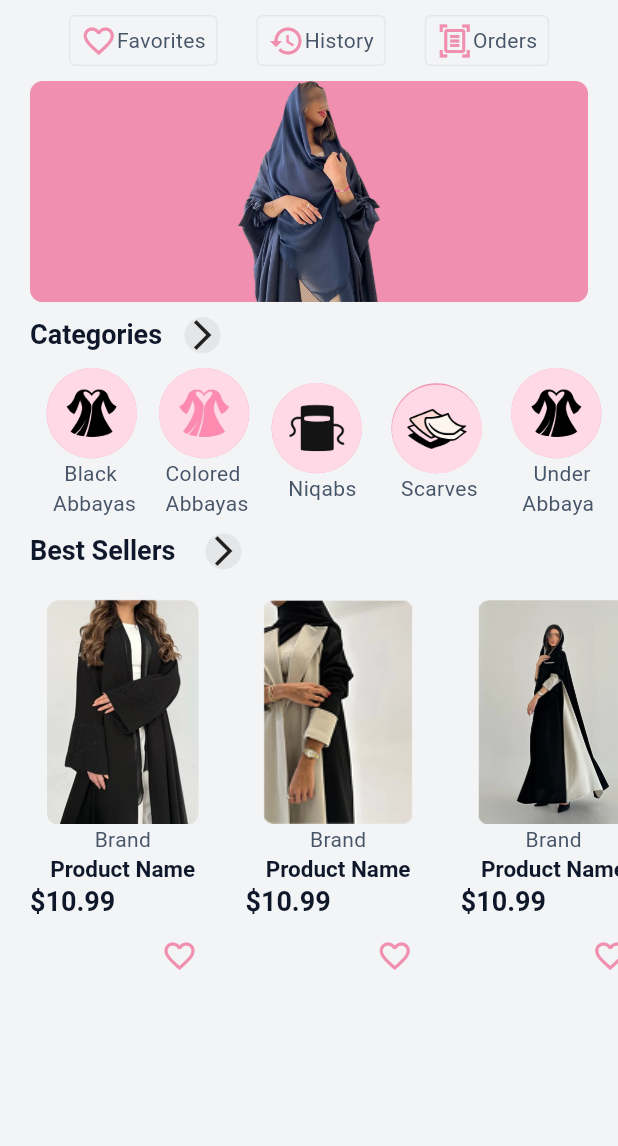
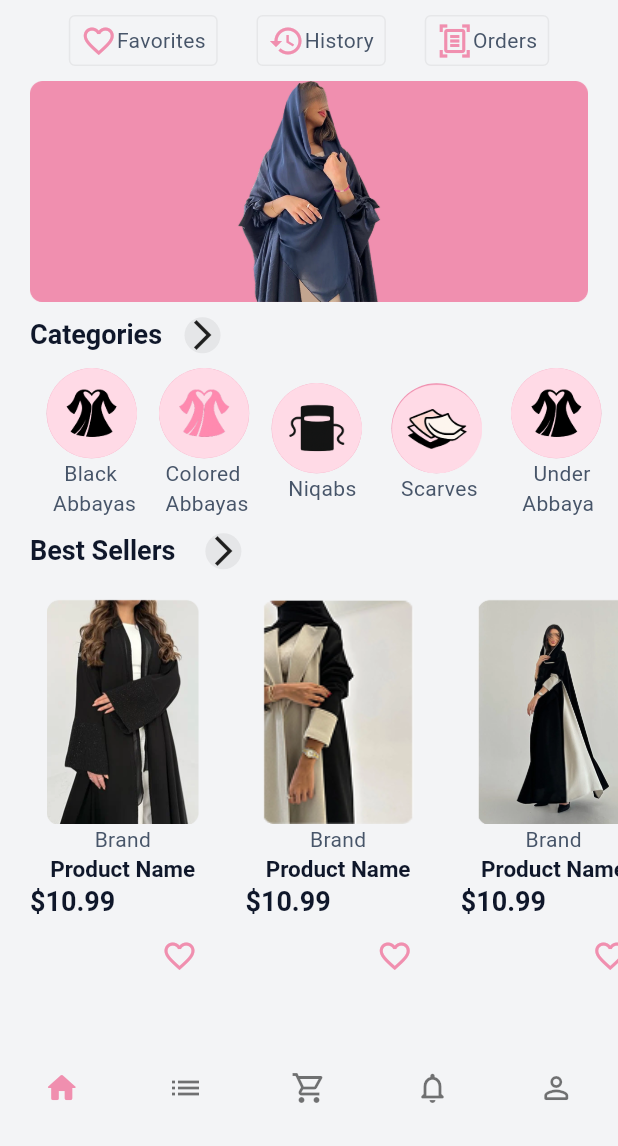
Before and after one commit to mohsinkhan117/Ebi, a Flutter app: the SignupView screen opened directly, after a tap on "Continue", on a phone screen of 412 x 824 dp, the part 90-1236 px from its top. Run offline on Flutter 3.47's test engine with Material 3 defaults, Android fonts, the light colour scheme and no system bars; our stand-ins replace cloud_firestore, firebase_auth, permission_handler; accounts and stored records are empty; Roboto replaces fonts that are missing (Poppins); project files that could hold a hidden picture were left out.

Commit message:
Added appshell

```diff
--- /dev/null
+++ b/lib/app_shell.dart
@@ -0,0 +1,88 @@
+// lib/app_shell.dart
+
+import 'package:ebi/app_shell_view_model.dart';
+import 'package:ebi/core/theme/app_colors.dart';
+import 'package:ebi/ui/views/catagories/catagories_view.dart';
+import 'package:ebi/ui/views/home/home_view.dart';
+import 'package:flutter/material.dart';
+import 'package:provider/provider.dart';
+
+class AppShell extends StatelessWidget {
+  static const String routeName = '/app-shell';
+  static Route route() {
+    return MaterialPageRoute(
+      builder: (context) => ChangeNotifierProvider(
+        create: (_) => AppShellViewModel(),
+        child: const AppShell(),
+      ),
+      settings: const RouteSettings(name: routeName),
+    );
+  }
+
+  final int initialIndex = 0;
+
+  const AppShell({super.key});
+
+  @override
+  Widget build(BuildContext context) {
+    return ChangeNotifierProvider(
+      create: (_) {
+        final model = AppShellViewModel();
+        model.setInitialIndex(initialIndex);
+        return model;
+      },
+      child: Consumer<AppShellViewModel>(
+        builder: (context, model, child) {
+          return Scaffold(
+            body: PageView(
+              controller: model.pageController,
+              physics: const NeverScrollableScrollPhysics(),
+              onPageChanged: model.onPageChanged,
+              children: [HomeView(), CatagoriesView()],
+            ),
+            bottomNavigationBar: Container(
+              decoration: BoxDecoration(
+                color: Theme.of(context).navigationBarTheme.backgroundColor,
+                // boxShadow: [
+                //   // BoxShadow(
+                //   //     // color: const Color.fromARGB(221, 49, 48, 48),
+                //   //     // offset: const Offset(0, -2),
+                //   //     // blurRadius: 2,
+                //   //     ),
+                // ],
+              ),
+              child: BottomNavigationBar(
+                currentIndex: model.currentIndex,
+                onTap: model.onNavItemTapped,
+                type: BottomNavigationBarType.fixed,
+                selectedItemColor: AppColors.primary,
+                // unselectedItemColor: AppColors.textSecondary,
+                backgroundColor: Colors.transparent,
+                elevation: 0,
+                items: const [
+                  BottomNavigationBarItem(
+                    icon: Icon(Icons.home_rounded),
+                    label: '',
+                  ),
+                  BottomNavigationBarItem(icon: Icon(Icons.list), label: ''),
+                  BottomNavigationBarItem(
+                    icon: Icon(Icons.shopping_cart_outlined),
+                    label: '',
+                  ),
+                  BottomNavigationBarItem(
+                    icon: Icon(Icons.notifications_none_rounded),
+                    label: '',
+                  ),
+                  BottomNavigationBarItem(
+                    icon: Icon(Icons.person_outline_rounded),
+                    label: '',
+                  ),
+                ],
+              ),
+            ),
+          );
+        },
+      ),
+    );
+  }
+}
--- /dev/null
+++ b/lib/app_shell_view_model.dart
@@ -0,0 +1,28 @@
+// lib/ui/views/app_shell_view_model.dart
+
+import 'package:flutter/material.dart';
+
+class AppShellViewModel extends ChangeNotifier {
+  int _currentIndex = 0;
+  final PageController pageController = PageController();
+
+  int get currentIndex => _currentIndex;
+
+  void setInitialIndex(int index) {
+    _currentIndex = index;
+    WidgetsBinding.instance.addPostFrameCallback((_) {
+      pageController.jumpToPage(index);
+    });
+  }
+
+  void onNavItemTapped(int index) {
+    _currentIndex = index;
+    pageController.jumpToPage(index);
+    notifyListeners();
+  }
+
+  void onPageChanged(int index) {
+    _currentIndex = index;
+    notifyListeners();
+  }
+}
--- a/lib/core/routes/routes_generator.dart
+++ b/lib/core/routes/routes_generator.dart
@@ -1,8 +1,8 @@
 // lib/core/routes/routes_generator.dart
 
-import 'package:ebi/ui/catagories/catagories_view.dart';
 import 'package:ebi/ui/views/auth/signin_view/signin_view.dart';
 import 'package:ebi/ui/views/auth/signup_view/signup_view.dart';
+import 'package:ebi/ui/views/catagories/catagories_view.dart';
 import 'package:flutter/material.dart';
 
 class RouterGenerator {
--- a/lib/ui/views/auth/signup_view/signup_view.dart
+++ b/lib/ui/views/auth/signup_view/signup_view.dart
@@ -1,10 +1,10 @@
+import 'package:ebi/app_shell.dart';
 import 'package:ebi/core/helper_functions/helper_function.dart';
 import 'package:ebi/core/theme/app_colors.dart';
 import 'package:ebi/core/theme/sizes.dart';
 import 'package:ebi/core/utils/device_utils.dart';
 import 'package:ebi/ui/views/auth/signin_view/signin_view.dart';
 import 'package:ebi/ui/views/auth/signup_view/signup_view_model.dart';
-import 'package:ebi/ui/views/home/home_view.dart';
 import 'package:ebi/ui/widgets/my_button.dart';
 import 'package:flutter/material.dart';
 import 'package:provider/provider.dart';
@@ -59,7 +59,7 @@ class SignupView extends StatelessWidget {
                       onTap: () {
                         Navigator.pushAndRemoveUntil(
                           context,
-                          MaterialPageRoute(builder: (context) => HomeView()),
+                          MaterialPageRoute(builder: (context) => AppShell()),
                           (route) => false,
                         );
                       },
--- a/lib/ui/catagories/catagories_view.dart
+++ b/lib/ui/views/catagories/catagories_view.dart
@@ -1,6 +1,6 @@
 import 'package:ebi/core/theme/app_colors.dart';
 import 'package:ebi/core/theme/sizes.dart';
-import 'package:ebi/ui/catagories/catagories_view_model.dart';
+import 'package:ebi/ui/views/catagories/catagories_view_model.dart';
 import 'package:ebi/ui/widgets/my_textfield.dart';
 import 'package:flutter/material.dart';
 import 'package:provider/provider.dart';
@@ -96,7 +96,6 @@ class CatagoriesView extends StatelessWidget {
                   ),
                 ),
 
-
                 Expanded(
                   child: ListView.separated(
                     separatorBuilder: (context, index) =>
--- a/lib/ui/views/home/home_view.dart
+++ b/lib/ui/views/home/home_view.dart
@@ -1,6 +1,6 @@
 import 'package:ebi/core/theme/app_colors.dart';
 import 'package:ebi/core/utils/device_utils.dart';
-import 'package:ebi/ui/catagories/catagories_view.dart';
+import 'package:ebi/ui/views/catagories/catagories_view.dart';
 import 'package:ebi/ui/views/home/home_view_model.dart';
 import 'package:ebi/ui/widgets/my_textfield.dart';
 import 'package:flutter/material.dart';
```
Also changed, not shown: lib/main.dart (+6 -2 lines), lib/splash/splash_view.dart (added, +83 -0 lines), lib/ui/views/auth/signin_view/signin_view.dart (+11 -8 lines), lib/ui/views/catagories/catagories_view_model.dart (renamed from lib/ui/catagories/catagories_view_model.dart), lib/ui/views/checkout/checkout_view.dart (added), lib/ui/views/checkout_view.dart (deleted), lib/ui/views/prodoct_deatils/product_details_view.dart (added), lib/ui/views/prodoct_deatils/product_details_view_model.dart (added), lib/ui/views/prodoct_deatils/product_model.dart (added).
